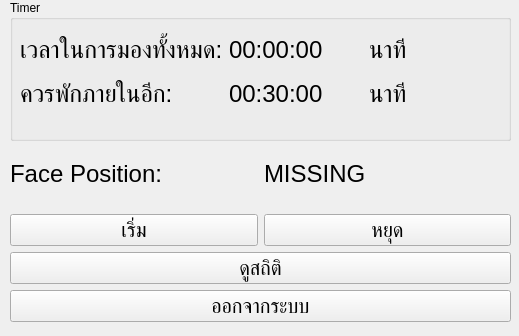
This is form2.ui in PupakornChutuad/NGEyeDetect as Qt 5 draws it before an edit. The edited form follows.
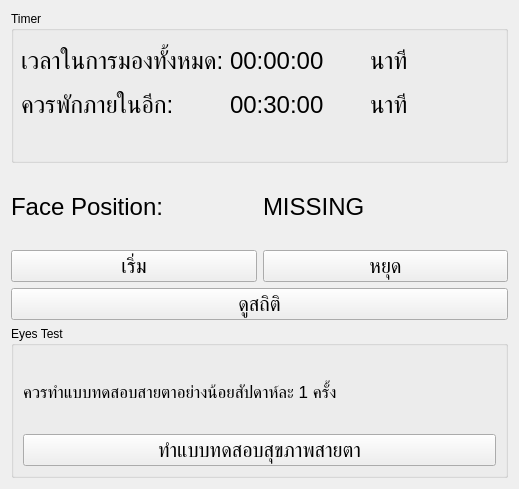
This is the edited form.

Diff of the .ui file:
```diff
--- a/form2.ui
+++ b/form2.ui
@@ -7,21 +7,15 @@
     <x>0</x>
     <y>0</y>
     <width>519</width>
-    <height>336</height>
+    <height>489</height>
    </rect>
   </property>
   <property name="windowTitle">
    <string>Form</string>
   </property>
+  <layout class="QVBoxLayout" name="verticalLayout_6">
+   <item>
   <widget class="QGroupBox" name="groupBox">
-   <property name="geometry">
-    <rect>
-     <x>10</x>
-     <y>0</y>
-     <width>501</width>
-     <height>141</height>
-    </rect>
-   </property>
    <property name="title">
     <string>Timer</string>
    </property>
@@ -123,15 +117,8 @@
     </layout>
    </widget>
   </widget>
-  <widget class="QWidget" name="layoutWidget_2">
-   <property name="geometry">
-    <rect>
-     <x>10</x>
-     <y>140</y>
-     <width>501</width>
-     <height>182</height>
-    </rect>
-   </property>
+   </item>
+   <item>
    <layout class="QVBoxLayout" name="verticalLayout_5">
     <item>
      <layout class="QHBoxLayout" name="horizontalLayout_3">
@@ -212,15 +199,37 @@
         </property>
        </widget>
       </item>
+      </layout>
+     </item>
+    </layout>
+   </item>
       <item>
-       <widget class="QPushButton" name="Exit_btn">
+    <widget class="QGroupBox" name="groupBox_2">
+     <property name="title">
+      <string>Eyes Test</string>
+     </property>
+     <layout class="QVBoxLayout" name="verticalLayout_7">
+      <item>
+       <widget class="QLabel" name="label">
+        <property name="font">
+         <font>
+          <pointsize>13</pointsize>
+         </font>
+        </property>
+        <property name="text">
+         <string>ควรทำแบบทดสอบสายตาอย่างน้อยสัปดาห์ละ 1 ครั้ง</string>
+        </property>
+       </widget>
+      </item>
+      <item>
+       <widget class="QPushButton" name="TestForm_btn">
         <property name="font">
          <font>
           <pointsize>15</pointsize>
          </font>
         </property>
         <property name="text">
-         <string>ออกจากระบบ</string>
+         <string>ทำแบบทดสอบสุขภาพสายตา</string>
         </property>
         <property name="checkable">
          <bool>false</bool>
@@ -228,9 +237,9 @@
        </widget>
       </item>
      </layout>
-    </item>
-   </layout>
-  </widget>
+    </widget>
+   </item>
+  </layout>
  </widget>
  <resources/>
  <connections/>
```
Lines whose indentation alone changed are shown as unchanged.
